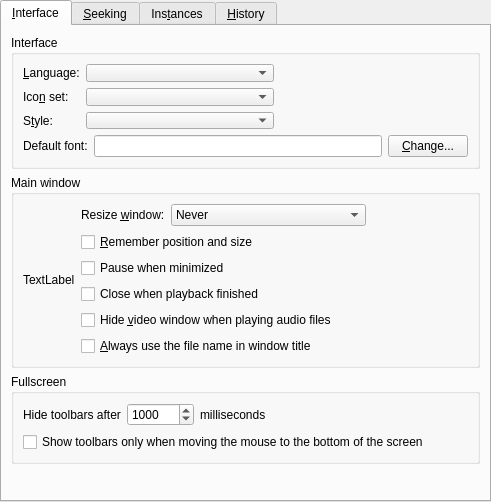
wilbert2000/wzplayer, file src/gui/pref/interface.ui: the form before one commit.
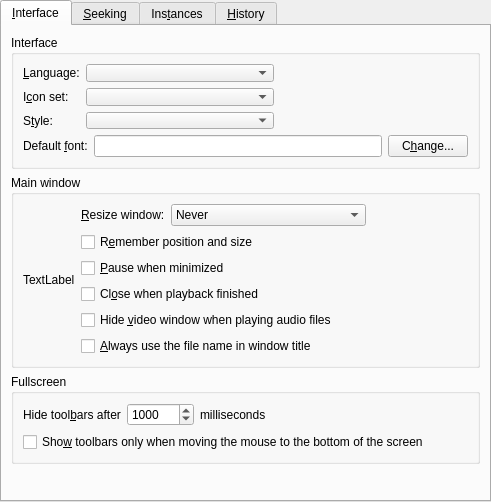
The form after the commit. Custom widgets are drawn as their Qt base class.

Commit message: Fix shortcuts Interface section

```diff
--- a/src/gui/pref/interface.ui
+++ b/src/gui/pref/interface.ui
@@ -151,7 +151,7 @@
             <item row="1" column="0">
              <widget class="QLabel" name="iconset_label">
               <property name="text">
-               <string>Ico&amp;n set:</string>
+               <string>I&amp;con set:</string>
               </property>
               <property name="wordWrap">
                <bool>false</bool>
@@ -174,7 +174,10 @@
             <item>
              <widget class="QLabel" name="default_font_label">
               <property name="text">
-               <string>Default font:</string>
+               <string>Default &amp;font:</string>
+              </property>
+              <property name="buddy">
+               <cstring>default_font_edit</cstring>
               </property>
              </widget>
             </item>
@@ -188,7 +191,7 @@
             <item>
              <widget class="QPushButton" name="changeFontButton">
               <property name="text">
-               <string>&amp;Change...</string>
+               <string>C&amp;hange...</string>
               </property>
              </widget>
             </item>
@@ -232,7 +235,7 @@
               <item>
                <widget class="QLabel" name="resize_window_label">
                 <property name="text">
-                 <string>Resize &amp;window:</string>
+                 <string>&amp;Resize window:</string>
                 </property>
                 <property name="buddy">
                  <cstring>resize_window_combo</cstring>
@@ -269,21 +272,21 @@
             <item>
              <widget class="QCheckBox" name="save_size_check">
               <property name="text">
-               <string>&amp;Remember position and size</string>
+               <string>R&amp;emember position and size</string>
               </property>
              </widget>
             </item>
             <item>
              <widget class="QCheckBox" name="pause_on_minimize_check">
               <property name="text">
-               <string>Pause when minimized</string>
+               <string>&amp;Pause when minimized</string>
               </property>
              </widget>
             </item>
             <item>
              <widget class="QCheckBox" name="close_on_finish_check">
               <property name="text">
-               <string>Close when playback finished</string>
+               <string>Cl&amp;ose when playback finished</string>
               </property>
              </widget>
             </item>
@@ -333,7 +336,10 @@
             <item>
              <widget class="QLabel" name="hide_toolbars_label">
               <property name="text">
-               <string>Hide toolbars after</string>
+               <string>Hide tool&amp;bars after</string>
+              </property>
+              <property name="buddy">
+               <cstring>hide_toolbars_spin</cstring>
               </property>
              </widget>
             </item>
@@ -378,7 +384,7 @@
           <item>
            <widget class="QCheckBox" name="show_toolbars_bottom_only_check">
             <property name="text">
-             <string>Show toolbars only when moving the mouse to the bottom of the screen</string>
+             <string>Sho&amp;w toolbars only when moving the mouse to the bottom of the screen</string>
             </property>
            </widget>
           </item>
```
